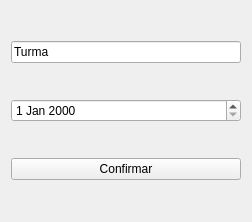
Above: App/view/ui/registerClass.ui from Caiquef80/Gerenciamento-Escolar before the change. Below: the same form after it.
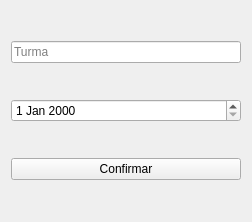
That is the form after the change.

```diff
--- a/App/view/ui/registerClass.ui
+++ b/App/view/ui/registerClass.ui
@@ -17,6 +17,9 @@
    <item>
     <widget class="QLineEdit" name="turma">
      <property name="text">
+      <string/>
+     </property>
+     <property name="placeholderText">
       <string>Turma</string>
      </property>
     </widget>
```
